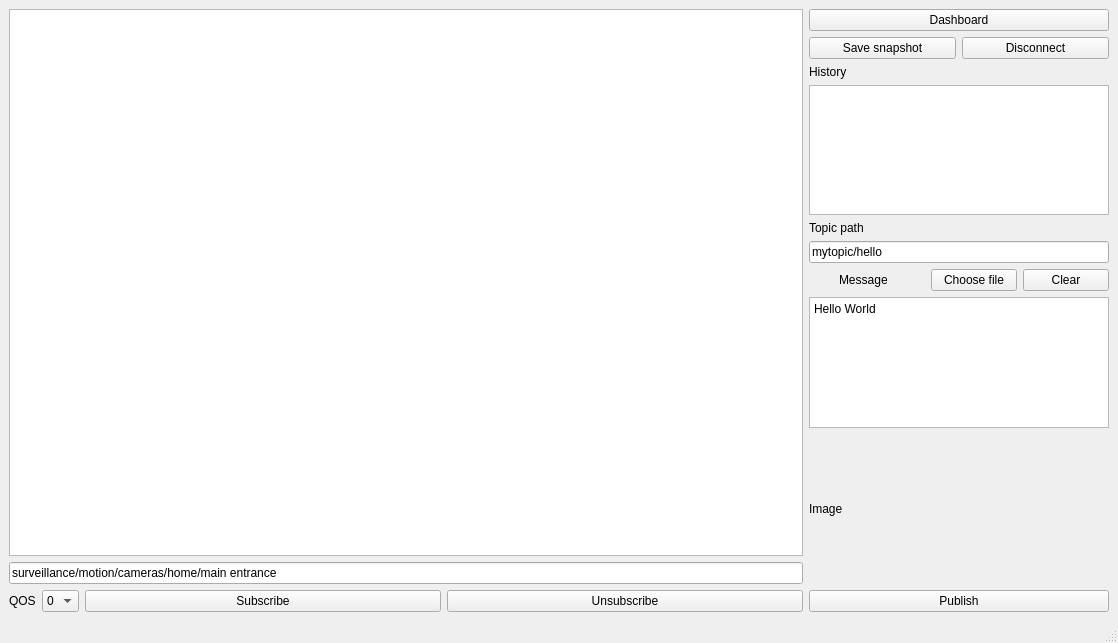
First picture: the form in src/explorer/resources/mainwindow.ui, repository vsokolov00/mqtt-explorer, before the edit.
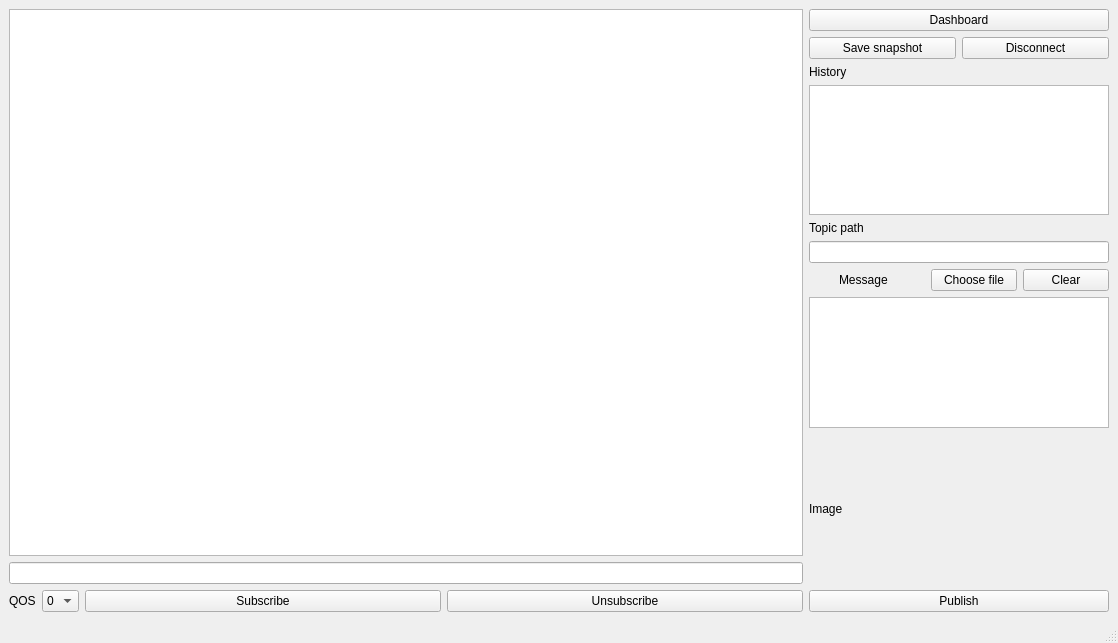
Second picture: the form after the edit.

Diff of the .ui file:
```diff
--- a/src/explorer/resources/mainwindow.ui
+++ b/src/explorer/resources/mainwindow.ui
@@ -44,7 +44,7 @@
         <item>
          <widget class="QLineEdit" name="topic">
           <property name="text">
-           <string>surveillance/motion/cameras/home/main entrance</string>
+           <string/>
           </property>
          </widget>
         </item>
@@ -203,7 +203,7 @@
            </sizepolicy>
           </property>
           <property name="text">
-           <string>mytopic/hello</string>
+           <string/>
           </property>
          </widget>
         </item>
@@ -267,7 +267,7 @@
              </sizepolicy>
             </property>
             <property name="plainText">
-             <string>Hello World</string>
+             <string/>
             </property>
            </widget>
           </item>
```
Left out of the diff: 2 changed lines with no effect on the pictures.
